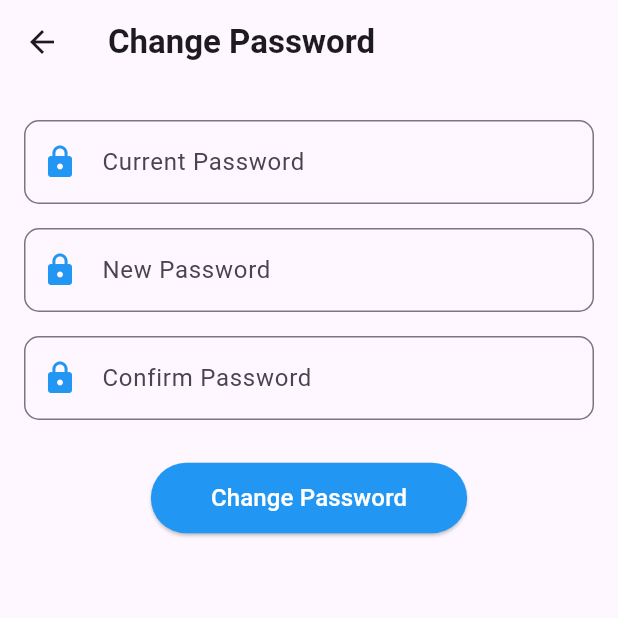
After one commit to tieukhaihoan127/ecommerce-app, a Flutter app: the ChangePasswordScreen screen opened directly, on a phone screen of 412 x 824 dp, the top half of it. The commit adds this screen. Run offline on Flutter 3.47's test engine with Material 3 defaults, Android fonts, the phone set to English and light mode, and no system bars; our stand-ins replace dio, image_picker, shared_preferences; accounts and stored records are empty.

Commit message:
Add Change Password Function

```diff
--- a/lib/core/config/api_config.dart
+++ b/lib/core/config/api_config.dart
@@ -8,5 +8,6 @@ class ApiConfig {
   static const String wardUrl = '${addressUrl}wards/getByDistrict?districtCode=';
   static const String loginUrl = '${baseUrl}users/login';
   static const String updateUserUrl = '${baseUrl}users/info/';
+  static const String changePasswordUrl = '${baseUrl}users/change-password/';
 
 }
--- /dev/null
+++ b/lib/models/change_password.dart
@@ -0,0 +1,22 @@
+class ChangePasswordInfo {
+
+  final String? currentPassword;
+  final String? newPassword;
+  final String? confirmPassword;
+
+  ChangePasswordInfo({
+    this.currentPassword,
+    this.newPassword,
+    this.confirmPassword
+  });
+
+
+  Map<String, dynamic> toJson() {
+    return {
+      "currentPassword": currentPassword,
+      "newPassword": newPassword,
+      "confirmPassword": confirmPassword
+    };
+  }
+
+}
--- a/lib/repositories/user_repository.dart
+++ b/lib/repositories/user_repository.dart
@@ -1,3 +1,4 @@
+import 'package:ecommerce_app/models/change_password.dart';
 import 'package:ecommerce_app/models/update_user_info.dart';
 import 'package:ecommerce_app/models/user.dart';
 import 'package:ecommerce_app/models/user_login.dart';
@@ -13,4 +14,6 @@ class UserRepository {
 
   Future<dynamic> getUserLogin(LoginUser user) => _userService.loginUser(user);
 
+  Future<String> changeUserPassword(ChangePasswordInfo user, String id) => _userService.changeUserPassword(user, id);
+
 }
--- /dev/null
+++ b/lib/screens/client/change_password.dart
@@ -0,0 +1,138 @@
+import 'package:ecommerce_app/models/change_password.dart';
+import 'package:ecommerce_app/providers/user_provider.dart';
+import 'package:ecommerce_app/widgets/app_bar.dart';
+import 'package:flutter/material.dart';
+import 'package:provider/provider.dart';
+
+class ChangePasswordScreen extends StatefulWidget {
+
+  const ChangePasswordScreen({super.key});
+
+  @override
+  _ChangePasswordScreenState createState() => _ChangePasswordScreenState();
+
+}
+
+class _ChangePasswordScreenState extends State<ChangePasswordScreen>{
+
+  final TextEditingController _currentPasswordController = TextEditingController();
+  final TextEditingController _newPasswordController = TextEditingController();
+  final TextEditingController _confirmedPasswordController = TextEditingController();
+  bool _isUploading = false;
+  String _id = "";
+
+  @override
+  void initState() {
+    super.initState();
+    final userProvider = Provider.of<UserProvider>(context, listen: false);
+
+    if(userProvider.user?.id != null) {
+      _id = userProvider.user?.id ?? "";
+    }
+
+  }
+
+  Future<void> _submitChangePassword() async {
+
+    final user = Provider.of<UserProvider>(context, listen: false);
+
+    setState(() {
+      _isUploading = true;
+    });
+
+    // if(_newPasswordController.text != _confirmedPasswordController.text) {
+
+    //   ScaffoldMessenger.of(context).showSnackBar(
+    //     const SnackBar(content: Text("Mật khẩu nhập lại không chính xác")),
+    //   );
+
+    //   _currentPasswordController.clear();
+    //   _newPasswordController.clear();
+    //   _confirmedPasswordController.clear();
+
+    // }
+
+    // if(_newPasswordController.text == "" || _confirmedPasswordController.text == "" || _currentPasswordController.text == "") {
+
+    //   ScaffoldMessenger.of(context).showSnackBar(
+    //     const SnackBar(content: Text("Vui lòng nhập đầy đủ thông tin")),
+    //   );
+
+    //   _currentPasswordController.clear();
+    //   _newPasswordController.clear();
+    //   _confirmedPasswordController.clear();
+
+    // }
+
+    final changePasswordData = ChangePasswordInfo(
+        currentPassword: _currentPasswordController.text,
+        newPassword: _newPasswordController.text,
+        confirmPassword: _confirmedPasswordController.text
+      );
+
+    String message = await user.changeUserPassword(changePasswordData, _id);
+
+    if(user.errorMessage.isEmpty) {
+      ScaffoldMessenger.of(context).showSnackBar(
+        SnackBar(content: Text(message)),
+      );
+
+      setState(() {
+        _isUploading = false;
+      });
+    }
+    else {
+      ScaffoldMessenger.of(context).showSnackBar(
+        SnackBar(content: Text(user.errorMessage)),
+      );
+    }
+
+    Navigator.pop(context);
+
+  }
+
+  @override
+  Widget build(BuildContext context) {
+    return Scaffold(
+      appBar: PreferredSize(
+        preferredSize: Size.fromHeight(kToolbarHeight),
+        child: AppBarHelper(header: "Change Password"),
+      ),
+      body: Padding(
+        padding: const EdgeInsets.all(16.0),
+        child: Column(
+          children: [
+            _buildTextField(Icons.lock, "Current Password", _currentPasswordController),
+            _buildTextField(Icons.lock, "New Password", _newPasswordController),
+            _buildTextField(Icons.lock, "Confirm Password", _confirmedPasswordController),
+            SizedBox(height: 20),
+            ElevatedButton(
+              onPressed: _isUploading ? null : _submitChangePassword,
+              style: ElevatedButton.styleFrom(
+                backgroundColor: Colors.blue,
+                shape: RoundedRectangleBorder(borderRadius: BorderRadius.circular(25)),
+                padding: EdgeInsets.symmetric(horizontal: 40, vertical: 12),
+              ),
+              child: _isUploading ? CircularProgressIndicator(color: Colors.white) : Text("Change Password", style: TextStyle(color: Colors.white, fontSize: 16)),
+            ),
+          ],
+        ),
+      ),
+    );
+  }
+
+  Widget _buildTextField(IconData icon, String label, TextEditingController controller) {
+    return Padding(
+      padding: const EdgeInsets.symmetric(vertical: 8.0),
+      child: TextField(
+        controller: controller,
+        decoration: InputDecoration(
+          prefixIcon: Icon(icon, color: Colors.blue),
+          labelText: label,
+          border: OutlineInputBorder(borderRadius: BorderRadius.circular(10)),
+        ),
+      ),
+    );
+  }
+
+}
--- a/lib/screens/client/profile.dart
+++ b/lib/screens/client/profile.dart
@@ -1,5 +1,6 @@
 import 'package:ecommerce_app/providers/user_provider.dart';
 import 'package:ecommerce_app/screens/client/bottom_nav.dart';
+import 'package:ecommerce_app/screens/client/change_password.dart';
 import 'package:ecommerce_app/screens/client/change_user_information.dart';
 import 'package:ecommerce_app/screens/client/home.dart';
 import 'package:ecommerce_app/screens/client/signin.dart';
@@ -75,7 +76,6 @@ class Profile extends StatelessWidget{
               ),
               const SizedBox(height: 20,),
               SizedBox(
-                height: 300,
                 child: ListView(
                   shrinkWrap: true,
                   children: [
@@ -89,7 +89,7 @@ class Profile extends StatelessWidget{
                       Navigator.push(context, MaterialPageRoute(builder: (context) => Signin()));
                     }),
                     _itemProfile(Icons.lock, context,"Change Password", () {
-                      Navigator.push(context, MaterialPageRoute(builder: (context) => Signin()));
+                      Navigator.push(context, MaterialPageRoute(builder: (context) => ChangePasswordScreen()));
                     }),
                     _itemProfile(Icons.logout, context,"Log Out", () {
                       showLogoutDialog(context,userProvider);
--- /dev/null
+++ b/lib/widgets/app_bar.dart
@@ -0,0 +1,20 @@
+import 'package:flutter/material.dart';
+import 'package:http/http.dart';
+
+class AppBarHelper extends StatelessWidget {
+
+  final String header;
+  const AppBarHelper({super.key, required this.header});
+
+  @override
+  Widget build(BuildContext context) {
+    return AppBar(
+        title: Text(header, style: TextStyle(fontWeight: FontWeight.bold)),
+        leading: IconButton(
+        icon: Icon(Icons.arrow_back),
+        onPressed: () => Navigator.pop(context),
+      ),
+    );
+  }
+
+}
```
Also changed, not shown: lib/providers/user_provider.dart (+32 -1 lines), lib/screens/client/change_user_information.dart (+4 -8 lines), lib/services/user_service.dart (+32 -1 lines).
